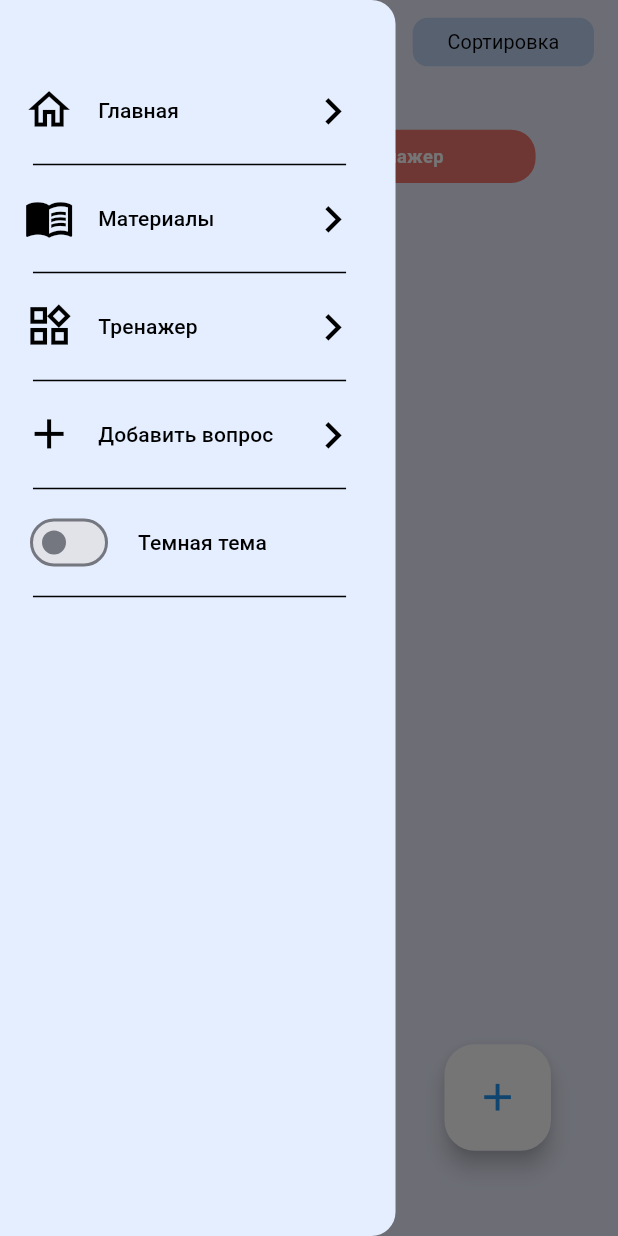
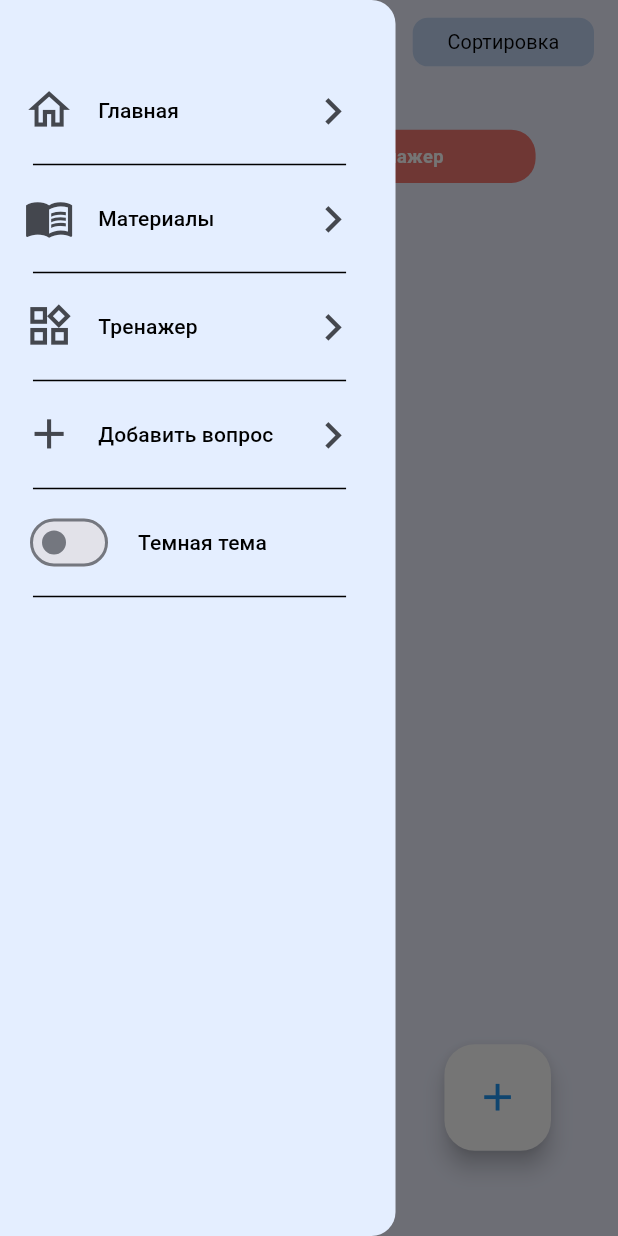
Before and after one commit to megavvve/StudyReady, a Flutter app: the TrainerListWidget screen opened directly with empty values, with the side drawer open, on a phone screen of 412 x 824 dp. Run offline on Flutter 3.47's test engine with Material 3 defaults, Android fonts, the phone set to English and light mode, and no system bars; our stand-ins replace bloc, cloud_firestore, drift, equatable, file_picker, firebase_auth and 11 more; missing offline and left inert: easy_autocomplete, firebase_app_check, flutter_pdfview, sqlite3; accounts and stored records are empty; generated files the repository leaves out were written again; network calls fail; statements that could not run were skipped.

Commit message:
CHANGE: design of dark theme

```diff
--- a/lib/presentation/pages/materials_page/add_material/add_files_screen.dart
+++ b/lib/presentation/pages/materials_page/add_material/add_files_screen.dart
@@ -189,7 +189,7 @@ class AddFilesScreenState extends State<AddFilesScreen> {
                         backgroundColor: brightness == Brightness.dark
                             ? backgroundColorDark
                             : backgroundColorLight,
-                        title: const Text('Добавить файлы'),
+                        title: const Text('Добавить материал'),
                         floating: true,
                       ),
                       SliverToBoxAdapter(
--- a/lib/presentation/pages/materials_page/materials_screen.dart
+++ b/lib/presentation/pages/materials_page/materials_screen.dart
@@ -35,7 +35,6 @@ class _MaterialScreenState extends State<MaterialScreen> {
                 padding: EdgeInsets.symmetric(horizontal: 20.w),
                 child: const Text(
                   "Не удалось получить данные при первом входе в приложение.\nПожалуйста, проверьте подключение к интернету.",
-                  style: TextStyle(color: Colors.black),
                 ),
               ),
             ),
--- a/lib/presentation/pages/materials_page/widgets/material_screen_widget.dart
+++ b/lib/presentation/pages/materials_page/widgets/material_screen_widget.dart
@@ -65,9 +65,6 @@ class _MaterialScreenWidgetState extends State<MaterialScreenWidget> {
                 'Загрузка...',
                 style: TextStyle(
                   fontSize: 22.0.sp, // Размер шрифта
-                  color: brightness == Brightness.dark
-                      ? mainColorDark
-                      : mainColorLight,
                 ),
               ),
             )
--- a/lib/presentation/pages/trainer_page/add_question/add_question_screen/widgets_add_question/question_and_right_answer_widget.dart
+++ b/lib/presentation/pages/trainer_page/add_question/add_question_screen/widgets_add_question/question_and_right_answer_widget.dart
@@ -62,9 +62,7 @@ class QuestionAndRightAnswerWidget extends StatelessWidget {
                       fontWeight: FontWeight.w300,
                     ),
                   ),
-                  style: TextStyle(
-                    fontSize: 18.sp,
-                  ),
+                  style: TextStyle(fontSize: 18.sp, color: Colors.black),
                 ),
               ),
               //белая карточка с названием вопроса
@@ -128,6 +126,7 @@ class QuestionAndRightAnswerWidget extends StatelessWidget {
                               )),
                           style: TextStyle(
                             fontSize: 18.sp,
+                            color: Colors.black,
                           ),
                         ),
                       ),
--- a/lib/presentation/pages/trainer_page/add_question/question_params/widgets_answer_parametrs/card_for_question_param.dart
+++ b/lib/presentation/pages/trainer_page/add_question/question_params/widgets_answer_parametrs/card_for_question_param.dart
@@ -70,7 +70,7 @@ class _CardForQuestionParamsState extends State<CardForQuestionParams> {
                 child: Text(
                   widget.param,
                   style: TextStyle(
-                    color: Colors.black,
+                    color: brightness == Brightness.dark ? Colors.white : Colors.black,
                     fontSize: 20.sp,
                     fontWeight: FontWeight.w300,
                   ),
--- a/lib/presentation/pages/trainer_page/add_question/question_params/widgets_answer_parametrs/sliver_ans_pars_app_bar_widget.dart
+++ b/lib/presentation/pages/trainer_page/add_question/question_params/widgets_answer_parametrs/sliver_ans_pars_app_bar_widget.dart
@@ -23,7 +23,6 @@ class SliverAnsParsAppBarWidget extends StatelessWidget {
           icon: Icon(
             Icons.arrow_back,
             size: 30.sp,
-            color: Colors.black,
           ),
           onPressed: () {
             Navigator.pop(context);
--- a/lib/presentation/pages/trainer_page/train_process_screen/train_process_screen.dart
+++ b/lib/presentation/pages/trainer_page/train_process_screen/train_process_screen.dart
@@ -85,7 +85,6 @@ class _TrainProcessScreenState extends State<TrainProcessScreen> {
                 leading: IconButton(
                   icon: const Icon(
                     Icons.close,
-                    color: Colors.black,
                   ),
                   onPressed: () async {
                     final result = await showDialog(
@@ -105,7 +104,9 @@ class _TrainProcessScreenState extends State<TrainProcessScreen> {
                   children: [
                     Text(
                       'Непрерывная математика',
-                      style: TextStyle(fontSize: 18.sp, color: Colors.black),
+                      style: TextStyle(
+                        fontSize: 18.sp,
+                      ),
                     ),
                   ],
                 ),
--- a/lib/presentation/pages/trainer_page/train_process_screen/widget/answers_and_question.dart
+++ b/lib/presentation/pages/trainer_page/train_process_screen/widget/answers_and_question.dart
@@ -23,7 +23,6 @@ class _AnswersAndQuestionState extends State<AnswersAndQuestion> {
 
     Trainer trainer = widget.trainer;
     final List<Question> questionList = trainer.questions;
-
     return BlocBuilder<TrainerBloc, TrainerState>(
       builder: (context, state) {
         if (state is TrainerLoadSuccess) {
--- a/lib/presentation/pages/trainer_page/train_process_screen/widget/check_button.dart
+++ b/lib/presentation/pages/trainer_page/train_process_screen/widget/check_button.dart
@@ -69,7 +69,9 @@ class CheckButtonState extends State<CheckButton> {
                     builder: (BuildContext context) {
                       return Container(
                         decoration: BoxDecoration(
-                          color: Colors.white,
+                          color: brightness == Brightness.dark
+                              ? backgroundColorDark
+                              : Colors.white,
                           borderRadius: BorderRadius.only(
                             topLeft: Radius.circular(16.sp),
                             topRight: Radius.circular(16.sp),
--- a/lib/presentation/pages/trainer_page/train_process_screen/widget/train_result_screen.dart
+++ b/lib/presentation/pages/trainer_page/train_process_screen/widget/train_result_screen.dart
@@ -31,13 +31,11 @@ class TrainingResultScreen extends StatelessWidget {
             : backgroundColorLight,
         title: const Text(
           'Результат тренировки',
-          style: TextStyle(color: Colors.black),
         ),
         centerTitle: true,
         leading: IconButton(
           icon: const Icon(
             Icons.close,
-            color: Colors.black,
           ),
           onPressed: () {
             Navigator.pop(context);
--- a/lib/presentation/pages/trainer_page/trainer_screen/widget/trainer_list_widget.dart
+++ b/lib/presentation/pages/trainer_page/trainer_screen/widget/trainer_list_widget.dart
@@ -87,7 +87,9 @@ class _TrainerListWidgetState extends State<TrainerListWidget> {
                         width: 170.w,
                         child: TextButton(
                           style: TextButton.styleFrom(
-                            backgroundColor: trainerAppBarButtonsBackground,
+                            backgroundColor: brightness == Brightness.dark
+                                ? colorForButton
+                                : trainerAppBarButtonsBackground,
                             padding: EdgeInsets.symmetric(horizontal: 10.w),
                             shape: RoundedRectangleBorder(
                               borderRadius: BorderRadius.circular(
@@ -97,7 +99,9 @@ class _TrainerListWidgetState extends State<TrainerListWidget> {
                           ),
                           onPressed: () {
                             showModalBottomSheet(
-                              backgroundColor: trainerBottomSheetBackground,
+                              backgroundColor: brightness == Brightness.dark
+                                  ? backgroundColorDark
+                                  : trainerBottomSheetBackground,
                               context: context,
                               builder: (BuildContext context) {
                                 return Column(
@@ -110,16 +114,15 @@ class _TrainerListWidgetState extends State<TrainerListWidget> {
                                       child: Text(
                                         "Выбрать предмет",
                                         style: TextStyle(
-                                            fontWeight: FontWeight.w400,
-                                            fontSize: 20.sp),
+                                          fontWeight: FontWeight.w400,
+                                          fontSize: 20.sp,
+                                        ),
                                       ),
                                     ),
                                     for (String subject in subjectsList)
                                       ListTile(
                                           title: Text(
                                             subject,
-                                            style: const TextStyle(
-                                                color: Colors.black),
                                           ),
                                           onTap: () {
                                             setState(() {
@@ -146,9 +149,12 @@ class _TrainerListWidgetState extends State<TrainerListWidget> {
                           child: Text(
                             "Выбрать предмет",
                             style: TextStyle(
-                                fontSize: 13.sp,
-                                fontWeight: FontWeight.w400,
-                                color: Colors.black),
+                              fontSize: 13.sp,
+                              fontWeight: FontWeight.w400,
+                              color: brightness == Brightness.dark
+                                  ? Colors.white
+                                  : Colors.black,
+                            ),
                           ),
                         ),
                       ),
@@ -157,7 +163,9 @@ class _TrainerListWidgetState extends State<TrainerListWidget> {
                         width: 110.w,
                         child: TextButton(
                           style: TextButton.styleFrom(
-                            backgroundColor: trainerAppBarButtonsBackground,
+                            backgroundColor: brightness == Brightness.dark
+                                ? colorForButton
+                                : trainerAppBarButtonsBackground,
                             padding: EdgeInsets.symmetric(horizontal: 10.w),
                             shape: RoundedRectangleBorder(
                               borderRadius: BorderRadius.circular(
@@ -167,7 +175,9 @@ class _TrainerListWidgetState extends State<TrainerListWidget> {
                           ),
                           onPressed: () {
                             showModalBottomSheet(
-                              backgroundColor: trainerBottomSheetBackground,
+                              backgroundColor: brightness == Brightness.dark
+                                  ? backgroundColorDark
+                                  : trainerBottomSheetBackground,
                               context: context,
                               builder: (BuildContext context) {
                                 return Column(
@@ -192,8 +202,6 @@ class _TrainerListWidgetState extends State<TrainerListWidget> {
                                               ListTile(
                                         title: Text(
                                           paramsOfSort[index],
-                                          style: const TextStyle(
-                                              color: Colors.black),
                                         ),
                                         onTap: () {
                                           setState(() {
@@ -216,7 +224,9 @@ class _TrainerListWidgetState extends State<TrainerListWidget> {
                             style: TextStyle(
                               fontSize: 13.sp,
                               fontWeight: FontWeight.w400,
-                              color: Colors.black,
+                              color: brightness == Brightness.dark
+                                  ? Colors.white
+                                  : Colors.black,
                             ),
                           ),
                         ),
@@ -283,10 +293,14 @@ class _TrainerListWidgetState extends State<TrainerListWidget> {
                       ),
                     );
                   },
-                  backgroundColor: Colors.white,
-                  child: const Icon(
+                  backgroundColor: brightness == Brightness.dark
+                      ? colorForButton
+                      : Colors.white,
+                  child: Icon(
                     Icons.add,
-                    color: Colors.blue,
+                    color: brightness == Brightness.dark
+                        ? Colors.white
+                        : Colors.blue,
                   ),
                 ),
               ),
--- a/lib/utils/navigation_bar/drawer_utils.dart
+++ b/lib/utils/navigation_bar/drawer_utils.dart
@@ -5,28 +5,24 @@ import 'package:flutter_screenutil/flutter_screenutil.dart';
 final mainIcon = Icon(
   Icons.home_outlined,
   size: 33.sp,
-  color: Colors.black,
 );
 
 //leading icons
 final materialIcon = Icon(
   Icons.menu_book_outlined,
   size: 33.sp,
-  color: Colors.black,
 );
 
 //leading icons
 final trainerIcon = Icon(
   Icons.widgets_outlined,
   size: 33.sp,
-  color: Colors.black,
 );
 
 //leading icons
 final addQuestionIcon = Icon(
   Icons.add,
   size: 33.sp,
-  color: Colors.black,
 );
 final deleteTrainerIcon = Icon(
   Icons.delete,
@@ -80,7 +76,6 @@ final switchThemeTitle = Text(
 final trailingIcon = Icon(
   Icons.chevron_right_sharp,
   size: 35.sp,
-  color: Colors.black,
 );
 
 //divider
```
Also changed, not shown: lib/presentation/pages/materials_page/widgets/different_types_of_reader_files/pdf_reader.dart (+10 -7 lines), lib/presentation/pages/trainer_page/train_process_screen/widget/confirmation_dialog.dart (+7 -1 lines), lib/presentation/pages/trainer_page/trainer_screen/widget/widget_of_trainer_list_widget.dart/show_launching_trainer.dart (+5 -2 lines), lib/presentation/pages/trainer_page/trainer_screen/widget/widget_of_trainer_list_widget.dart/trainer_card.dart (+8 -2 lines), pubspec.lock.
